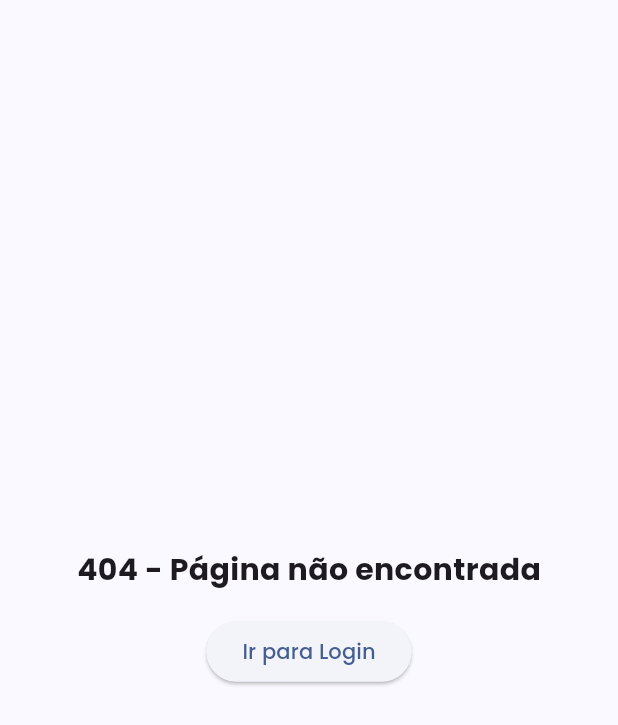
After one commit to arebelo16/Domiledge-frontend, a Flutter app: the NotFoundPage screen opened by its route, on a phone screen of 412 x 824 dp. The commit adds this screen. Shown: the top 725 px of the screen. Run offline on Flutter 3.47's test engine with Material 3 defaults, Android fonts, the phone set to English and light mode, and no system bars; our stand-ins replace dio, google_fonts, shared_preferences, syncfusion_flutter_charts, table_calendar; accounts and stored records are empty.

Commit message:
simple not found page

```diff
--- /dev/null
+++ b/lib/features/home/screens/not_found_page.dart
@@ -0,0 +1,28 @@
+import 'package:flutter/material.dart';
+import '../../../routes/app_routes.dart';
+
+class NotFoundPage extends StatelessWidget {
+  const NotFoundPage({super.key});
+
+  @override
+  Widget build(BuildContext context) {
+    return Scaffold(
+      body: Center(
+        child: Column(
+          mainAxisAlignment: MainAxisAlignment.center,
+          children: [
+            const Text(
+              '404 - Página não encontrada',
+              style: TextStyle(fontSize: 20, fontWeight: FontWeight.bold),
+            ),
+            const SizedBox(height: 16),
+            ElevatedButton(
+              onPressed: () => Navigator.pushReplacementNamed(context, AppRoutes.login),
+              child: const Text('Ir para Login'),
+            ),
+          ],
+        ),
+      ),
+    );
+  }
+}
--- a/lib/routes/app_routes.dart
+++ b/lib/routes/app_routes.dart
@@ -5,6 +5,7 @@ import 'package:flutter/material.dart';
 import '../features/auth/screens/login_page.dart';
 import '../features/auth/screens/register_page.dart';
 import '../features/home/screens/home_page.dart';
+import '../features/home/screens/not_found_page.dart';
 
 class AppRoutes {
   static const String login = '/login';
@@ -34,8 +35,7 @@ class AppRoutes {
       case register:
         return MaterialPageRoute(builder: (_) => const RegisterPage());
       default:
-        final builder = routes[settings.name];
-        return MaterialPageRoute(builder: builder ?? (_) => const HomePage());
+        return MaterialPageRoute(builder: (_) => const NotFoundPage());
     }
   }
 }
```
